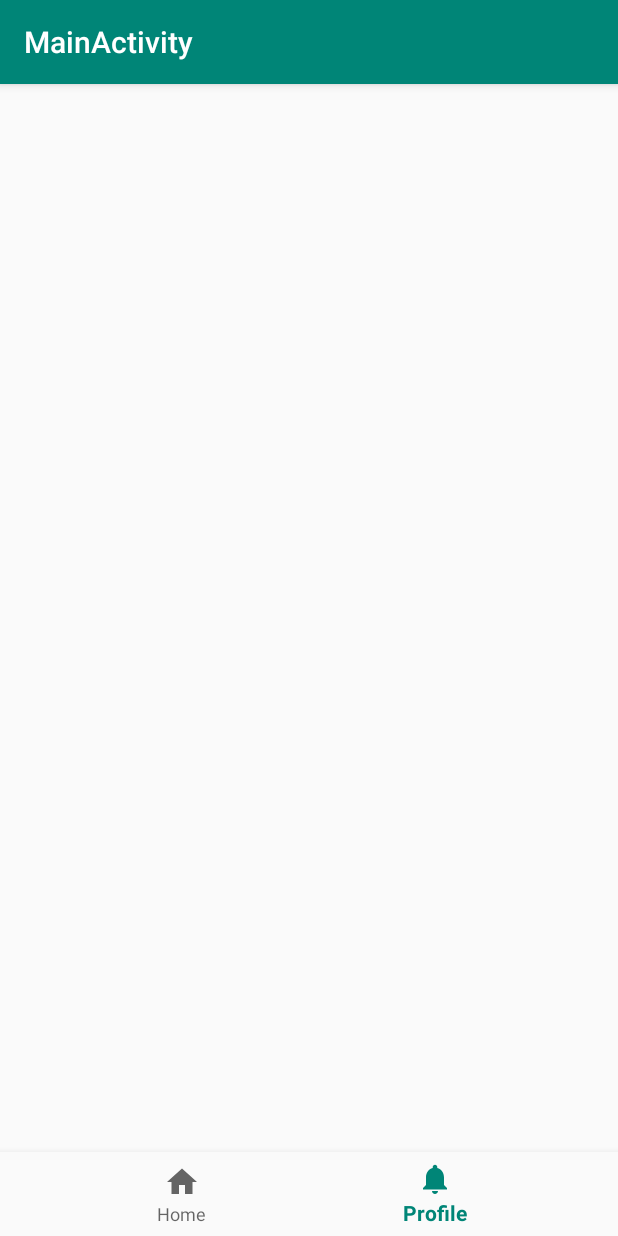
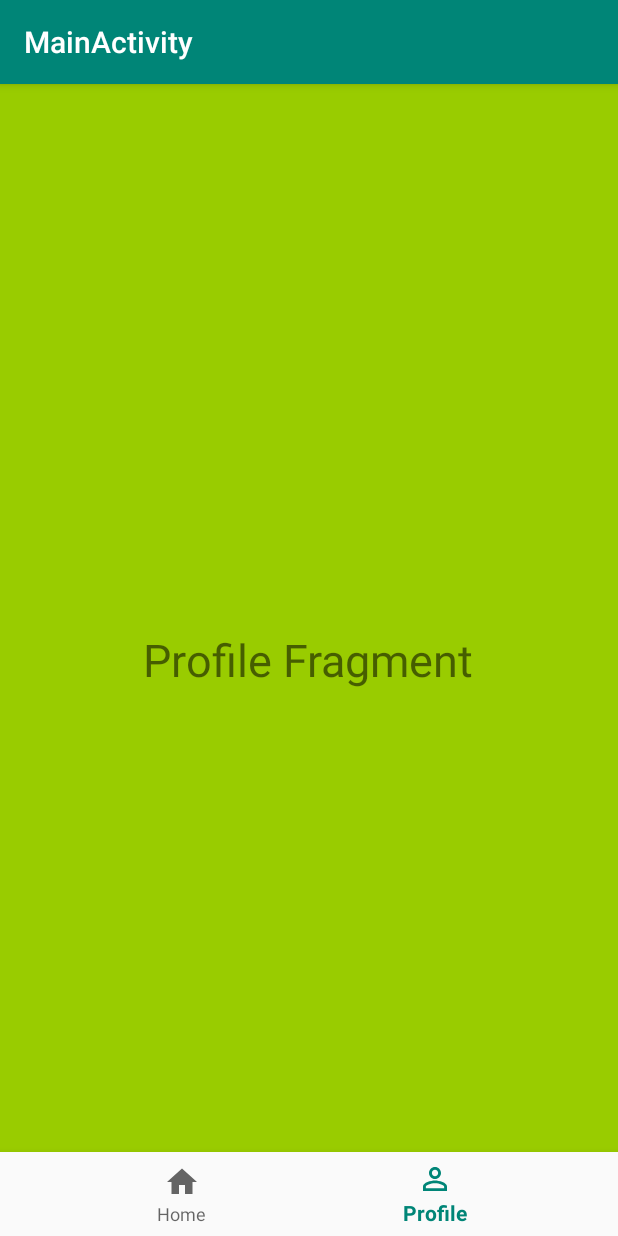
Before and after one commit to adibudithi/SportSupport, an Android app: the MainActivity screen opened directly, with no data from a screen before it, item 2 of the bottom bar chosen, on a phone screen of 412 x 824 dp. Run offline under Robolectric (Android 15) with nearby library versions, the phone set to English and light mode, and no system bars.

Commit message:
Added a HomeFragment and a ProfileFragment

```diff
--- a/app/src/main/AndroidManifest.xml
+++ b/app/src/main/AndroidManifest.xml
@@ -14,7 +14,7 @@
         android:usesCleartextTraffic="true">
         <activity
             android:name=".MainActivity"
-            android:label="@string/title_activity_main"></activity>
+            android:label="@string/title_activity_main" />
         <activity android:name=".RegisterActivity" />
         <activity android:name=".LoginActivity">
             <intent-filter>
--- a/app/src/main/java/com/iedayan03/sportsupport/MainActivity.java
+++ b/app/src/main/java/com/iedayan03/sportsupport/MainActivity.java
@@ -2,6 +2,7 @@ package com.iedayan03.sportsupport;
 
 import android.app.Activity;
 import android.os.Bundle;
+import androidx.fragment.app.Fragment;
 
 import com.google.android.material.bottomnavigation.BottomNavigationView;
 
@@ -19,15 +20,19 @@ public class MainActivity extends AppCompatActivity {
 
         @Override
         public boolean onNavigationItemSelected(@NonNull MenuItem item) {
+            Fragment selectedFragment = null;
+
             switch (item.getItemId()) {
                 case R.id.navigation_home:
-                    mTextMessage.setText(R.string.title_home);
-                    return true;
+                    selectedFragment = new HomeFragment();
+                    break;
                 case R.id.navigation_profile:
-                    mTextMessage.setText(R.string.title_user_profile);
-                    return true;
+                    selectedFragment = new ProfileFragment();
+                    break;
             }
-            return false;
+
+            getSupportFragmentManager().beginTransaction().replace(R.id.fragment_container, selectedFragment).commit();
+            return true;
         }
     };
 
--- /dev/null
+++ b/app/src/main/java/com/iedayan03/sportsupport/ProfileFragment.java
@@ -0,0 +1,19 @@
+package com.iedayan03.sportsupport;
+
+import android.os.Bundle;
+import android.view.LayoutInflater;
+import android.view.View;
+import android.view.ViewGroup;
+
+import androidx.annotation.NonNull;
+import androidx.annotation.Nullable;
+import androidx.fragment.app.Fragment;
+
+public class ProfileFragment extends Fragment {
+
+    @Nullable
+    @Override
+    public View onCreateView(@NonNull LayoutInflater inflater, @Nullable ViewGroup container, @Nullable Bundle savedInstanceState) {
+        return inflater.inflate(R.layout.fragment_profile, container, false);
+    }
+}
--- /dev/null
+++ b/app/src/main/res/drawable/ic_profile_24px.xml
@@ -0,0 +1,9 @@
+<vector xmlns:android="http://schemas.android.com/apk/res/android"
+    android:width="24dp"
+    android:height="24dp"
+    android:viewportWidth="24"
+    android:viewportHeight="24">
+  <path
+      android:fillColor="#FF000000"
+      android:pathData="M12,5.9c1.16,0 2.1,0.94 2.1,2.1s-0.94,2.1 -2.1,2.1S9.9,9.16 9.9,8s0.94,-2.1 2.1,-2.1m0,9c2.97,0 6.1,1.46 6.1,2.1v1.1L5.9,18.1L5.9,17c0,-0.64 3.13,-2.1 6.1,-2.1M12,4C9.79,4 8,5.79 8,8s1.79,4 4,4 4,-1.79 4,-4 -1.79,-4 -4,-4zM12,13c-2.67,0 -8,1.34 -8,4v3h16v-3c0,-2.66 -5.33,-4 -8,-4z"/>
+</vector>
--- a/app/src/main/res/layout/activity_main.xml
+++ b/app/src/main/res/layout/activity_main.xml
@@ -6,6 +6,12 @@
     android:layout_width="match_parent"
     android:layout_height="match_parent"
     tools:context=".MainActivity">
+
+    <FrameLayout
+        android:id="@+id/fragment_container"
+        android:layout_width="match_parent"
+        android:layout_height="match_parent"
+        android:layout_above = "@id/nav_view"/>
 
     <com.google.android.material.bottomnavigation.BottomNavigationView
         android:id="@+id/nav_view"
--- /dev/null
+++ b/app/src/main/res/layout/fragment_profile.xml
@@ -0,0 +1,13 @@
+<?xml version="1.0" encoding="utf-8"?>
+<RelativeLayout xmlns:android="http://schemas.android.com/apk/res/android"
+    android:layout_width="match_parent" android:layout_height="match_parent"
+    android:background="@android:color/holo_green_light">
+
+    <TextView
+        android:layout_width="wrap_content"
+        android:layout_height="wrap_content"
+        android:text="Profile Fragment"
+        android:textSize="30sp"
+        android:layout_centerInParent="true"/>
+
+</RelativeLayout>
--- a/app/src/main/res/menu/bottom_nav_menu.xml
+++ b/app/src/main/res/menu/bottom_nav_menu.xml
@@ -13,7 +13,7 @@
 
     <item
         android:id="@+id/navigation_profile"
-        android:icon="@drawable/ic_notifications_black_24dp"
+        android:icon="@drawable/ic_profile_24px"
         android:title="@string/title_user_profile" />
 
 </menu>
```
Also changed, not shown: app/src/main/java/com/iedayan03/sportsupport/HomeFragment.java (added, +19 -0 lines), app/src/main/res/layout/fragment_home.xml (added, +13 -0 lines).
